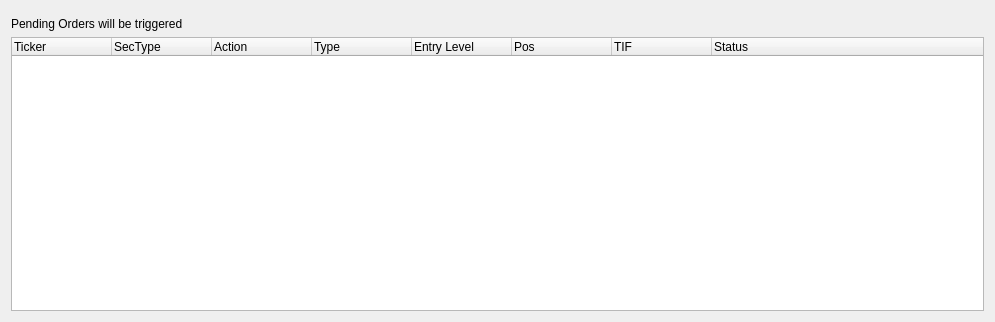
Old version of the form src/main/ui/order_tab.ui in the repository InfiniteHelios/auto-order-TWS-api-demo-app.
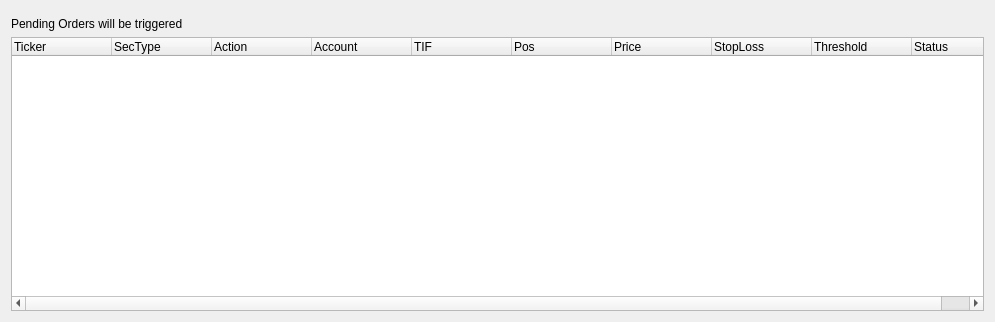
New version of the form. Custom widgets are drawn as their Qt base class.

Commit message: Implemented Creating Order Trigger.

Diff of the .ui file:
```diff
--- a/src/main/ui/order_tab.ui
+++ b/src/main/ui/order_tab.ui
@@ -53,17 +53,7 @@
      </column>
      <column>
       <property name="text">
-       <string>Type</string>
-      </property>
-     </column>
-     <column>
-      <property name="text">
-       <string>Entry Level</string>
-      </property>
-     </column>
-     <column>
-      <property name="text">
-       <string>Pos</string>
+       <string>Account</string>
       </property>
      </column>
      <column>
@@ -71,6 +61,26 @@
        <string>TIF</string>
       </property>
      </column>
+     <column>
+      <property name="text">
+       <string>Pos</string>
+      </property>
+     </column>
+     <column>
+      <property name="text">
+       <string>Price</string>
+      </property>
+     </column>
+     <column>
+      <property name="text">
+       <string>StopLoss</string>
+      </property>
+     </column>
+     <column>
+      <property name="text">
+       <string>Threshold</string>
+      </property>
+     </column>
      <column>
       <property name="text">
        <string>Status</string>
```
The commit also changes 7 other files.
